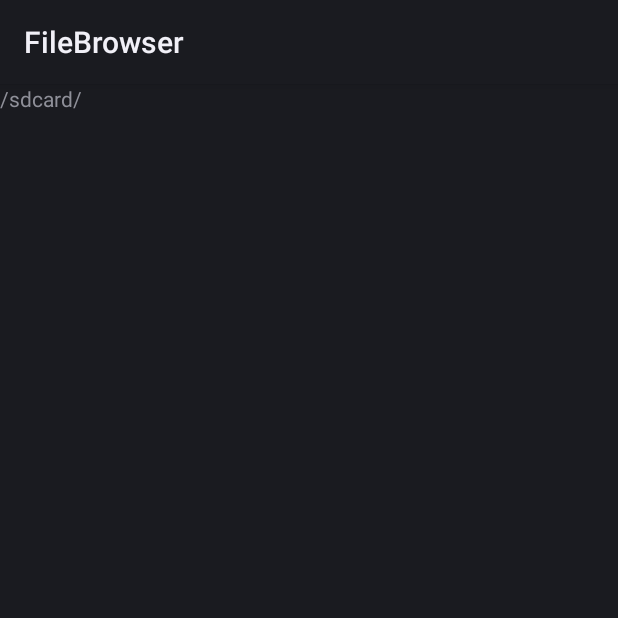
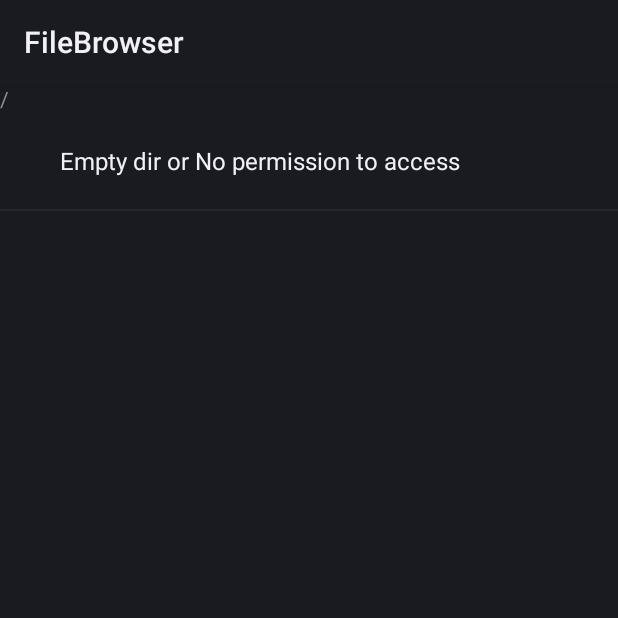
Before and after one commit to mengyouxu/FileBrowser4Android, an Android app: the screen it shows after launch (FileBrowserActivity), on a phone screen of 412 x 824 dp, the top half of it. Run offline under Robolectric (Android 15) with nearby library versions, the phone set to English and light mode, and no system bars.

Commit message:
FileBrowserActivity：按返回键遇到无权访问的文件夹，会导致apk异常退出

```diff
--- a/app/src/main/java/meng/FileBrowser/FileBrowserActivity.java
+++ b/app/src/main/java/meng/FileBrowser/FileBrowserActivity.java
@@ -26,7 +26,6 @@ public class FileBrowserActivity extends Activity {
 	private ListView fileListView = null;
 	private TextView currentDirTextView = null;
 	private String currentDir = null;
-	private String[] fileList = null;
 	private String sdcardPath = null;
     /** Called when the activity is first created. */
     @Override
@@ -44,9 +43,11 @@ public class FileBrowserActivity extends Activity {
 			Log.i(TAG, "sdcardPath : " + sdcardPath);
 			updateFileList(sdcardPath);
 		} else {
-			updateFileList("/sdcard/");
-			sdcardPath = new String("/sdcard/");
+			updateFileList("/");
+			sdcardPath = new String("/");
 		}
+		currentDir = sdcardPath;
+		Log.i(TAG, "onCreate currentDir : " + currentDir);
     }
 
     private void initFileList(){
@@ -56,20 +57,16 @@ public class FileBrowserActivity extends Activity {
         fileListView.setOnItemClickListener(fileListListener);
     }
 
-    private void showFilelist(){
-    	setContentView(R.layout.main);
-    	currentDirTextView = (TextView)findViewById(R.id.currentDir);
-    	fileListView = (ListView)findViewById(R.id.fileListView);
-    	fileListView.setOnItemClickListener(fileListListener);
-    	updateFileList(currentDir);
-    }
-
     private void updateFileList(String path){
     	currentDirTextView.setText(path);
     	setFileListView(getFileList(path));
     }
 
     private void setFileListView(String[] fileList){
+		if(fileList == null){
+			Log.i(TAG,"File list is null");
+			return;
+		}
     	Log.i(TAG,"File list length = " + fileList.length);
     	//for(String fileName:fileList){
     	//	Log.i(TAG,fileName);
@@ -82,7 +79,11 @@ public class FileBrowserActivity extends Activity {
     	File dir = null;
     	dir =  new File(path);
 		fileNameList = dir.list();
-
+		if(fileNameList == null){
+			Log.i(TAG,"list dir: " + path + " == null");
+			fileNameList = new String[1];
+            fileNameList[0] = "Empty dir or No permission to access";
+		}
     	return fileNameList;
     }
 
@@ -110,7 +111,7 @@ public class FileBrowserActivity extends Activity {
 				if(filename != null) {
 					showVideoPlayer(filename);
 				}
-			} else {
+			} else if(fileOnClick.isFile()){
 				openFile(fileOnClick);
 			}
     	}
@@ -176,7 +177,6 @@ public class FileBrowserActivity extends Activity {
     public boolean onKeyDown(int keyCode, KeyEvent event) {
 
         File tempFile = null;
-
         if(keyCode == KeyEvent.KEYCODE_BACK){
 			if(currentDir != null && currentDir.equals("/")) {
 				return super.onKeyDown(keyCode, event);
```
